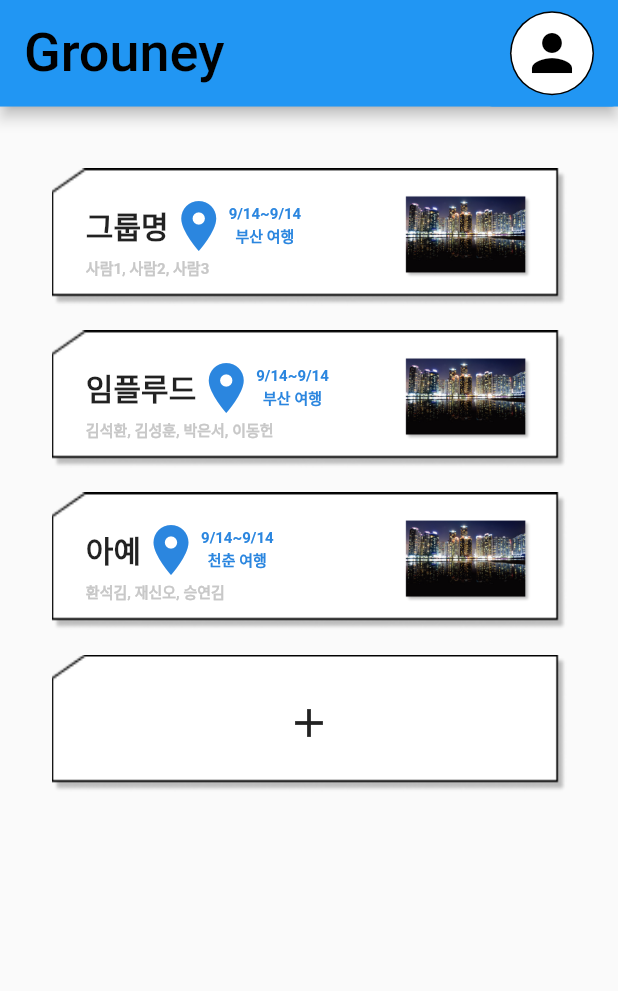
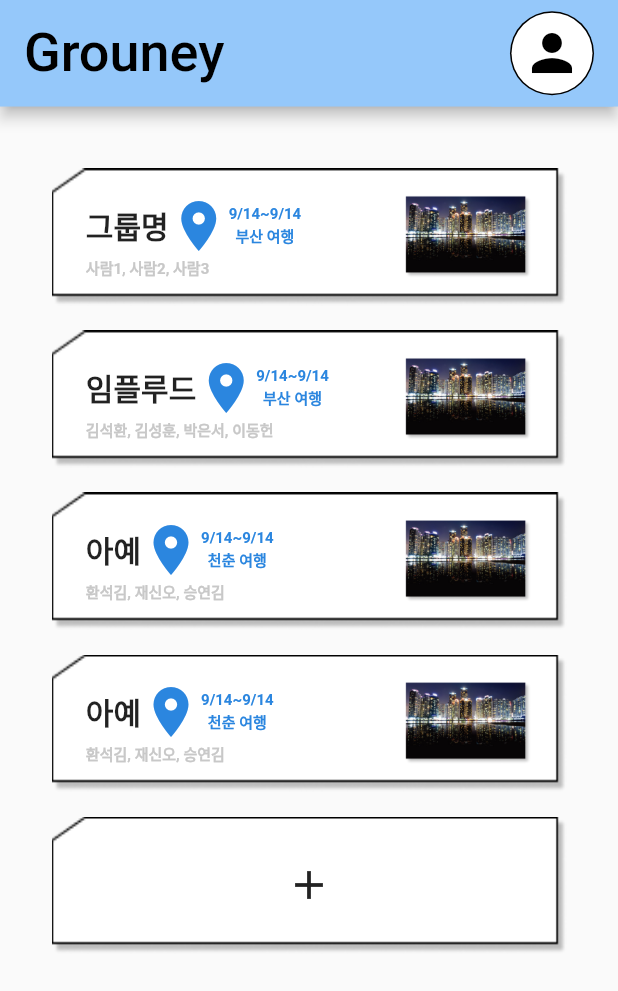
Before and after one commit to implude/grouney, a Flutter app: the screen it shows after launch, on a phone screen of 412 x 824 dp. Shown: the top 991 px of the screen. Run offline on Flutter 3.47's test engine with Material 2 defaults, Android fonts, the phone set to English and light mode, and no system bars; our stand-ins replace get; Roboto replaces fonts that are missing (KBIZgo).

Commit message:
Changes by leo50

```diff
--- a/lib/home.dart
+++ b/lib/home.dart
@@ -19,7 +19,12 @@
         name: "아예",
         people: ["환석김", "재신오", "승연김"],
         dateRange: DateTimeRange(start: DateTime.now(), end: DateTime.now()),
-        destination: "천춘")
+        destination: "천춘"),
+    _GroupData(
+        name: "아예",
+        people: ["환석김", "재신오", "승연김"],
+        dateRange: DateTimeRange(start: DateTime.now(), end: DateTime.now()),
+        destination: "천춘"),
   ];
 
   Home({Key? key}) : super(key: key);
--- a/lib/main.dart
+++ b/lib/main.dart
@@ -10,6 +10,7 @@
   static const myskyblue = Color(0xffC8D2ED);
   static const myyellow = Color(0xffFCE298);
   static const myblue = Color(0xff2B86DF);
+  static const myskyskyblue = Color(0xff95C8FA);
 }
 
 void main() => runApp(MyApp());
```
